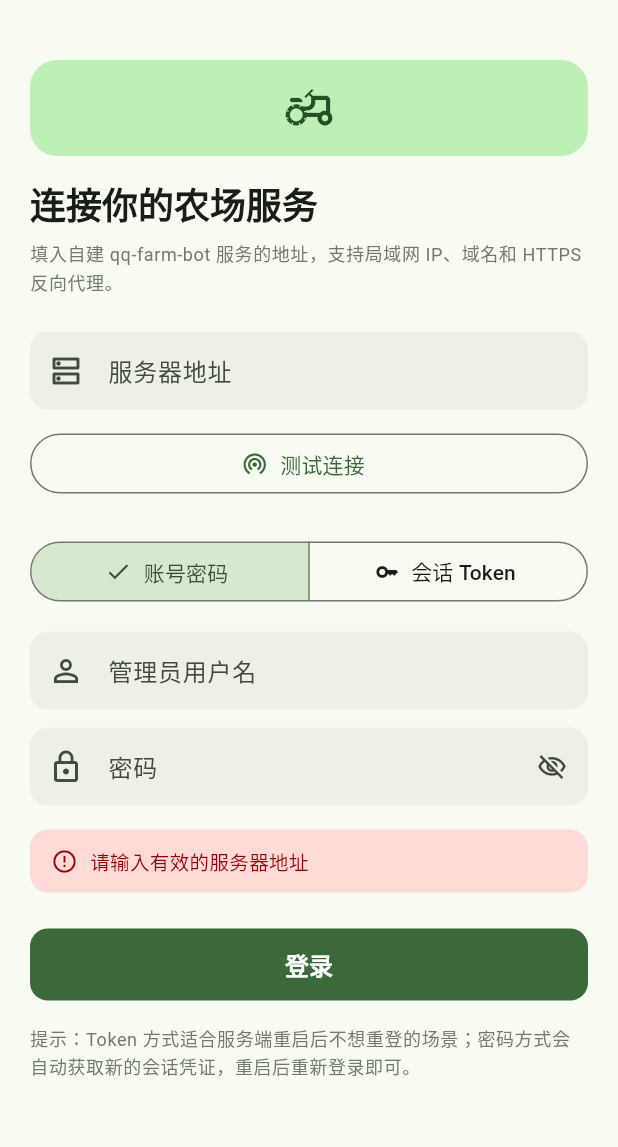
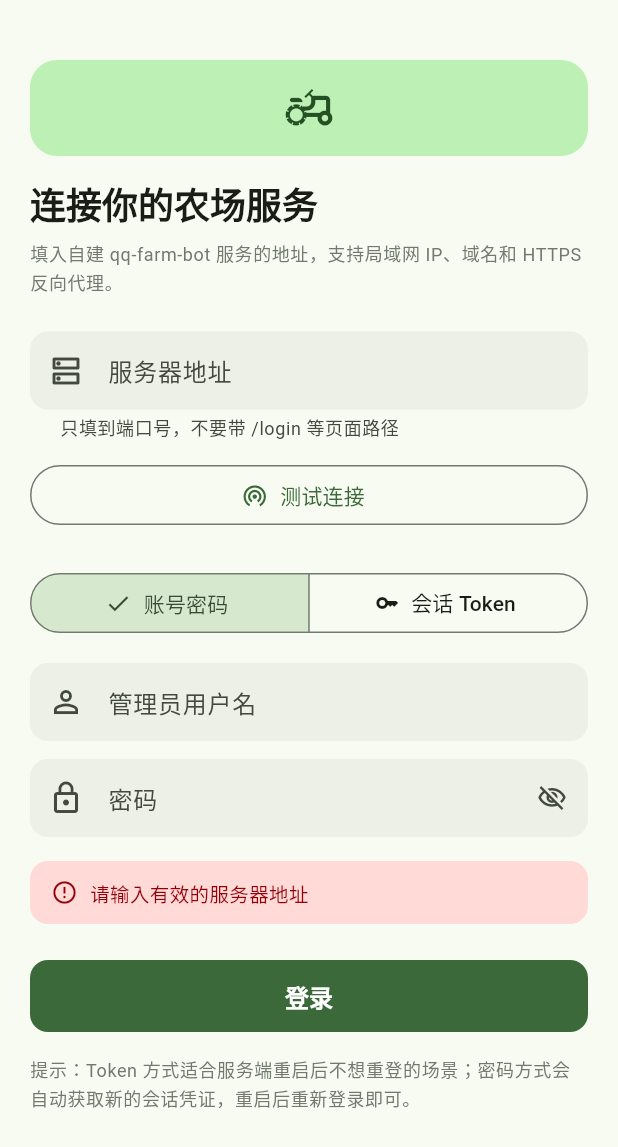
Before and after one commit to keyyuni/ios, a Flutter app: the screen it shows after launch, after a tap on "测试连接", on a phone screen of 412 x 824 dp. Shown: the top 1147 px of the screen. Run offline on Flutter 3.47's test engine with Material 3 defaults, Android fonts, the phone set to English and light mode, and no system bars; our stand-ins replace dio, shared_preferences, socket_io_client.

Commit message:
fix: 服务器地址自动剥离 /login 等页面路径；HTML 响应不再误判为连接成功
- normalizeBaseUrl：去掉 /login、/index.html 等页面路径，补协议时局域网默认 http
- _send：2xx 但返回 HTML 时抛错，避免测试连接误报成功
- 错误提示从 HTML 原文改为可读说明，并解析 Cannot POST 路径给出修正建议
- 连接页回填修正后的地址并提示；bootstrap 读取旧地址时同样清洗

```diff
--- a/lib/data/api_client.dart
+++ b/lib/data/api_client.dart
@@ -57,20 +57,75 @@ class FarmApiClient {
     ));
   }
 
-  /// 规范化服务器地址：补协议、去尾部斜杠。返回 null 表示地址不合法。
+  /// 浏览器地址栏里常见的「页面路径」。接口本身挂在站点根路径上，
+  /// 用户从浏览器复制地址时很容易连 /login 一起带进来，必须剥掉，
+  /// 否则会拼成 /login/api/login 这种不存在的地址。
+  static const _pagePathSuffixes = [
+    '/login',
+    '/signin',
+    '/sign-in',
+    '/index.html',
+    '/index.htm',
+    '/index.php',
+  ];
+
+  /// 局域网 / 本机地址：这类服务多数没有 HTTPS，猜错了会绕远路。
+  static bool isLocalAddress(String host) {
+    final h = host.toLowerCase();
+    if (h == 'localhost' || h.endsWith('.local') || h.endsWith('.lan')) return true;
+    final parts = h.split('.');
+    if (parts.length != 4) return false;
+    final a = int.tryParse(parts[0]);
+    final b = int.tryParse(parts[1]);
+    if (a == null || b == null) return false;
+    if (a == 10 || a == 127) return true;
+    if (a == 192 && b == 168) return true;
+    if (a == 172 && b >= 16 && b <= 31) return true;
+    return false;
+  }
+
+  /// 规范化服务器地址：补协议、去尾部斜杠、剥掉 /login 之类的页面路径。
+  /// 返回 null 表示地址不合法。
   static String? normalizeBaseUrl(String? input) {
     var s = (input ?? '').trim();
     if (s.isEmpty) return null;
+
     if (!s.startsWith('http://') && !s.startsWith('https://')) {
-      s = 'https://$s';
+      // 没写协议：局域网用 http，公网用 https
+      final head = s.split('/').first;
+      final colon = head.indexOf(':');
+      final hostGuess = colon >= 0 ? head.substring(0, colon) : head;
+      s = '${isLocalAddress(hostGuess) ? 'http' : 'https'}://$s';
     }
+
     final uri = Uri.tryParse(s);
     if (uri == null || uri.host.isEmpty) return null;
-    var out = s;
-    while (out.endsWith('/')) {
-      out = out.substring(0, out.length - 1);
+
+    var path = uri.path;
+    // 反复剥离：兼容 /farm/login/ 这类子路径部署
+    var changed = true;
+    while (changed) {
+      changed = false;
+      while (path.endsWith('/')) {
+        path = path.substring(0, path.length - 1);
+        changed = true;
+      }
+      final lower = path.toLowerCase();
+      for (final suffix in _pagePathSuffixes) {
+        if (lower.endsWith(suffix)) {
+          path = path.substring(0, path.length - suffix.length);
+          changed = true;
+          break;
+        }
+      }
     }
-    return out;
+
+    final buf = StringBuffer('${uri.scheme}://');
+    if (uri.userInfo.isNotEmpty) buf.write('${uri.userInfo}@');
+    buf.write(uri.host);
+    if (uri.hasPort) buf.write(':${uri.port}');
+    buf.write(path);
+    return buf.toString();
   }
 
   void setSession({required String serverUrl, required String token, required String accountId}) {
@@ -141,13 +196,53 @@ class FarmApiClient {
     }
 
     if (code >= 200 && code < 300) {
+      // 有些部署会把未知路由兜底成前端页面（200 + HTML），
+      // 如果不拦下来，「测试连接」会误报成功、登录却报一堆 HTML。
+      if (decoded is String && _looksLikeHtml(decoded)) {
+        throw ApiException(_htmlMessage(decoded, code), httpCode: code);
+      }
       // 202 = 部分成功，照样把内容交给调用方
       return decoded;
     }
     if (code == 401 || code == 403) {
       onUnauthorized?.call();
     }
+    if (decoded is String && _looksLikeHtml(decoded)) {
+      throw ApiException(_htmlMessage(decoded, code), httpCode: code);
+    }
     throw ApiException(_errorMessage(decoded, code), httpCode: code);
+  }
+
+  static final _preRe = RegExp(r'<pre>(.*?)</pre>', dotAll: true, caseSensitive: false);
+  static final _titleRe = RegExp(r'<title>([^<]*)</title>', caseSensitive: false);
+  static final _tagRe = RegExp(r'<[^>]+>');
+
+  bool _looksLikeHtml(String text) {
+    final t = text.trimLeft().toLowerCase();
+    return t.startsWith('<!doctype') || t.startsWith('<html');
+  }
+
+  /// 把服务端吐出的 HTML 错误页翻译成人话，别让用户对着一堆标签猜。
+  String _htmlMessage(String text, int code) {
+    var detail = _preRe.firstMatch(text)?.group(1) ?? '';
+    if (detail.trim().isEmpty) {
+      detail = _titleRe.firstMatch(text)?.group(1) ?? '';
+    }
+    detail = detail.replaceAll(_tagRe, ' ').replaceAll(RegExp(r'\s+'), ' ').trim();
+
+    // Cannot POST /login/api/login —— 直接从报错里解析出被多拼上去的前缀
+    final bad = RegExp(r'Cannot (?:POST|GET|PUT|DELETE) (\S+)').firstMatch(detail);
+    final badPath = bad?.group(1) ?? '';
+
+    final buf = StringBuffer('服务器返回的是网页，不是接口数据（HTTP $code）。');
+    if (badPath.isNotEmpty) {
+      buf.write('\n服务端说这个地址不存在：$badPath');
+      buf.write('\n说明服务器地址多带了路径，请只填到端口号，像这样：http://192.168.1.10:3007');
+    } else {
+      buf.write('\n通常是把浏览器里的页面地址（如 /login）填进来了，请只填到端口号。');
+    }
+    if (detail.isNotEmpty) buf.write('\n服务端原文：$detail');
+    return buf.toString();
   }
 
   dynamic _decode(String text) {
--- a/lib/state/app_controller.dart
+++ b/lib/state/app_controller.dart
@@ -95,7 +95,9 @@ class AppController extends ChangeNotifier {
 
   Future<void> bootstrap() async {
     final prefs = await SharedPreferences.getInstance();
-    serverUrl = prefs.getString('serverUrl') ?? '';
+    // 旧版本可能把 /login 这类页面路径一起存了进来，读取时顺手洗一遍
+    final savedUrl = prefs.getString('serverUrl') ?? '';
+    serverUrl = FarmApiClient.normalizeBaseUrl(savedUrl) ?? savedUrl;
     token = prefs.getString('token') ?? '';
     username = prefs.getString('username') ?? '';
     accountId = prefs.getString('accountId') ?? '';
--- a/lib/ui/pages/setup_page.dart
+++ b/lib/ui/pages/setup_page.dart
@@ -25,6 +25,7 @@ class _SetupPageState extends State<SetupPage> {
   bool _busy = false;
   String? _error;
   String? _okText;
+  String? _urlNote;
 
   @override
   void dispose() {
@@ -35,11 +36,27 @@ class _SetupPageState extends State<SetupPage> {
     super.dispose();
   }
 
+  /// 用户常把浏览器地址栏整条复制进来（带 /login），这里自动剥掉并把结果回填，
+  /// 让他一眼看到实际用的是哪个地址，而不是背地里悄悄改。
+  void _syncUrl() {
+    final before = _urlCtrl.text.trim();
+    if (before.isEmpty) return;
+    final fixed = FarmApiClient.normalizeBaseUrl(before);
+    if (fixed == null || fixed == before) return;
+    _urlCtrl.value = TextEditingValue(
+      text: fixed,
+      selection: TextSelection.collapsed(offset: fixed.length),
+    );
+    _urlNote = '地址已自动修正为 $fixed —— 接口挂在根路径，/login 这类页面路径会被去掉。';
+  }
+
   Future<void> _test() async {
     setState(() {
       _busy = true;
       _error = null;
       _okText = null;
+      _urlNote = null;
+      _syncUrl();
     });
     final controller = context.read<AppController>();
     try {
@@ -60,6 +77,8 @@ class _SetupPageState extends State<SetupPage> {
       _busy = true;
       _error = null;
       _okText = null;
+      _urlNote = null;
+      _syncUrl();
     });
     final controller = context.read<AppController>();
     final err = _useToken
@@ -106,7 +125,8 @@ class _SetupPageState extends State<SetupPage> {
               autocorrect: false,
               decoration: const InputDecoration(
                 labelText: '服务器地址',
-                hintText: 'https://farm.example.com',
+                hintText: 'http://192.168.1.10:3007',
+                helperText: '只填到端口号，不要带 /login 等页面路径',
                 prefixIcon: Icon(Icons.dns_outlined),
               ),
             ),
@@ -163,6 +183,10 @@ class _SetupPageState extends State<SetupPage> {
                 ),
               ),
 
+            if (_urlNote != null) ...[
+              Gap.h16,
+              _Banner(text: _urlNote!, isError: false, icon: Icons.auto_fix_high),
+            ],
             if (_error != null) ...[
               Gap.h16,
               _Banner(text: _error!, isError: true),
@@ -196,10 +220,11 @@ class _SetupPageState extends State<SetupPage> {
 }
 
 class _Banner extends StatelessWidget {
-  const _Banner({required this.text, required this.isError});
+  const _Banner({required this.text, required this.isError, this.icon});
 
   final String text;
   final bool isError;
+  final IconData? icon;
 
   @override
   Widget build(BuildContext context) {
@@ -212,7 +237,7 @@ class _Banner extends StatelessWidget {
       child: Row(
         crossAxisAlignment: CrossAxisAlignment.start,
         children: [
-          Icon(isError ? Icons.error_outline : Icons.check_circle_outline, size: 18, color: fg),
+          Icon(icon ?? (isError ? Icons.error_outline : Icons.check_circle_outline), size: 18, color: fg),
           const SizedBox(width: 8),
           Expanded(
             child: Text(text, style: TextStyle(fontSize: 13, color: fg, height: 1.4)),
```
